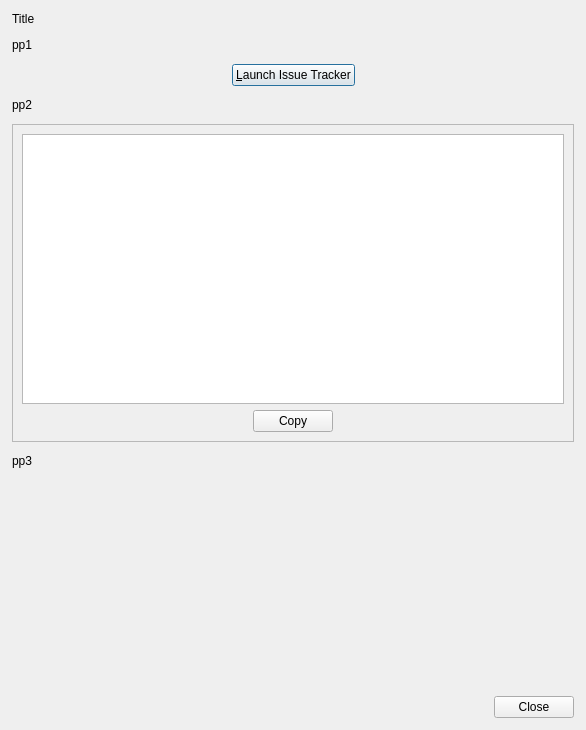
This is glabels/ui/ReportBugDialog.ui in j-evins/glabels-qt as Qt 5 draws it before an edit. The edited form follows.
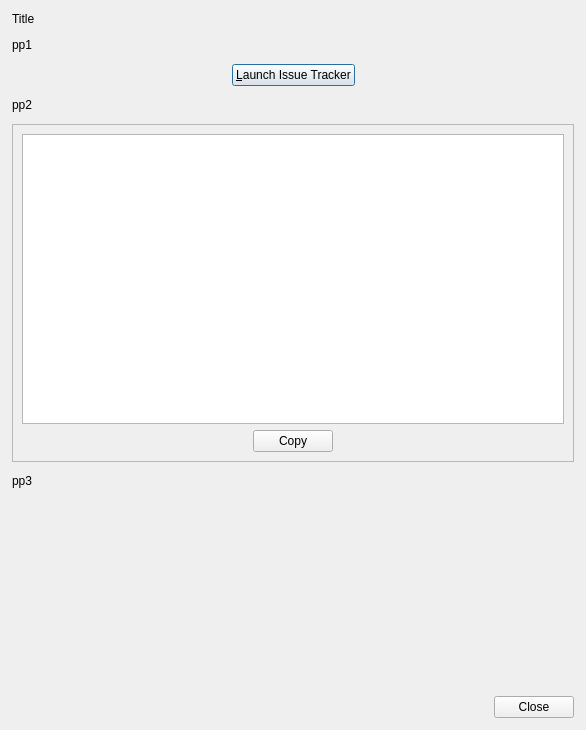
This is the edited form. Icons and pictures are not drawn.

Commit message: Added Qt version to detailed version info

What changed in the file:
```diff
--- a/glabels/ui/ReportBugDialog.ui
+++ b/glabels/ui/ReportBugDialog.ui
@@ -119,7 +119,7 @@
         <property name="minimumSize">
          <size>
           <width>400</width>
-          <height>270</height>
+          <height>290</height>
          </size>
         </property>
         <property name="acceptRichText">
```
The commit also changes 1 other file.
